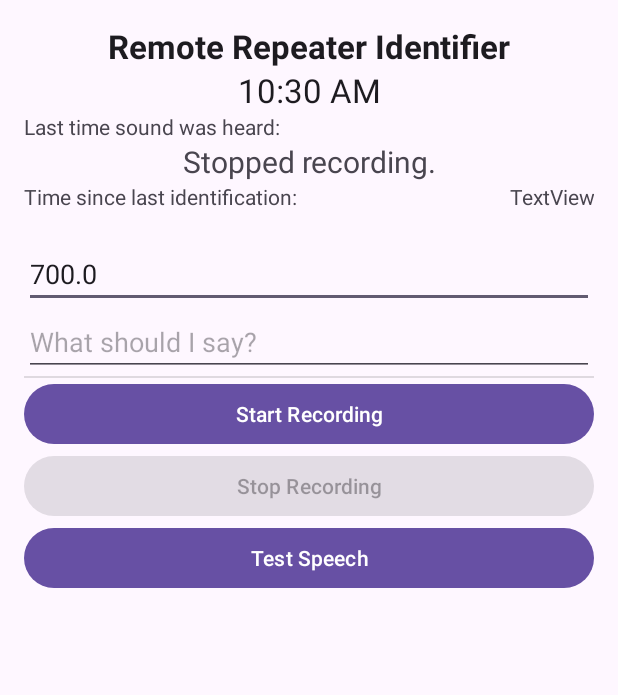
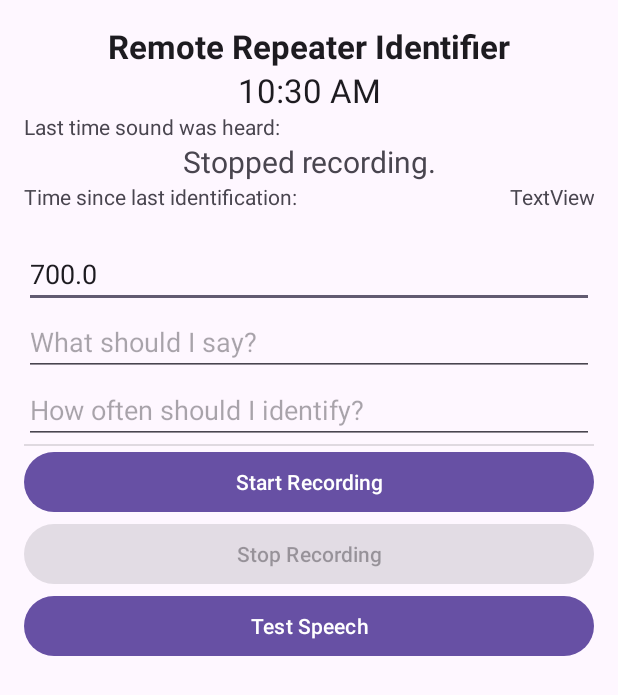
Before and after one commit to nathanchilton/remote-identifier, an Android app: the screen it shows after launch (MainActivity), after a tap on "Test Speech", on a phone screen of 412 x 824 dp. Shown: the top 695 px of the screen. Run offline under Robolectric (Android 15) with nearby library versions, the phone set to English and light mode, and no system bars; 2 other taps on this screen came first.

Commit message:
adding variables to track timestamps

```diff
--- a/app/src/main/java/com/nathanchilton/remoteidentifier/MainActivity.java
+++ b/app/src/main/java/com/nathanchilton/remoteidentifier/MainActivity.java
@@ -39,6 +39,9 @@ public class MainActivity extends AppCompatActivity {
     private double initialThreshold = 700;
     private double threshold = initialThreshold;
 
+    private long timeOfLastAnnouncement = 0;
+    private long timeOfLastSoundWhichExceededTheThreshold = 0;
+
     TextToSpeech textToSpeech;
     EditText identificationText;
     TextView currentAmplitude;
@@ -70,9 +73,7 @@ public class MainActivity extends AppCompatActivity {
         testSpeech.setOnClickListener(new View.OnClickListener() {
             @Override
             public void onClick(View v) {
-                String toSpeak = identificationText.getText().toString();
-                Toast.makeText(getApplicationContext(), toSpeak, Toast.LENGTH_SHORT).show();
-                textToSpeech.speak(toSpeak, TextToSpeech.QUEUE_FLUSH, null);
+                makeAnnouncement();
             }
         });
 
@@ -116,6 +117,16 @@ public class MainActivity extends AppCompatActivity {
                 // Not used in this implementation
             }
         });
+    }
+
+    private void makeAnnouncement() {
+        String toSpeak = identificationText.getText().toString();
+        Toast.makeText(getApplicationContext(), toSpeak, Toast.LENGTH_SHORT).show();
+        textToSpeech.speak(toSpeak, TextToSpeech.QUEUE_FLUSH, null);
+
+        // reset the timeOfLastAnnouncement to the current time
+        timeOfLastAnnouncement = System.currentTimeMillis();
+
     }
 
     @Override
@@ -163,6 +174,7 @@ public class MainActivity extends AppCompatActivity {
                                     .format(new Date());
                             timestampTextView
                                     .setText(timestamp + "\nAmplitude: " + amplitude + "\nThreshold: " + threshold);
+                            timeOfLastSoundWhichExceededTheThreshold = System.currentTimeMillis();
                         }
                         handler.postDelayed(this, 1000); // Check every second
                     }
--- a/app/src/main/res/layout/activity_sound_detection.xml
+++ b/app/src/main/res/layout/activity_sound_detection.xml
@@ -81,6 +81,15 @@
         android:layout_height="wrap_content"
         android:hint="What should I say?" />
 
+
+    <EditText
+        android:id="@+id/announcementFrequency"
+        android:layout_width="match_parent"
+        android:layout_height="wrap_content"
+        android:hint="How often should I identify?" />
+
+
+
     <View
         android:id="@+id/divider"
         android:layout_width="match_parent"
```
